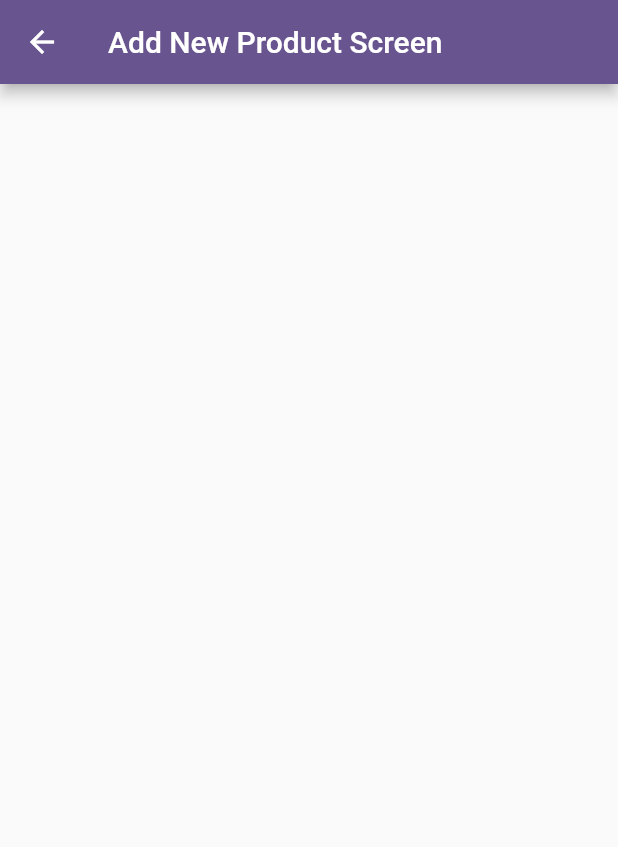
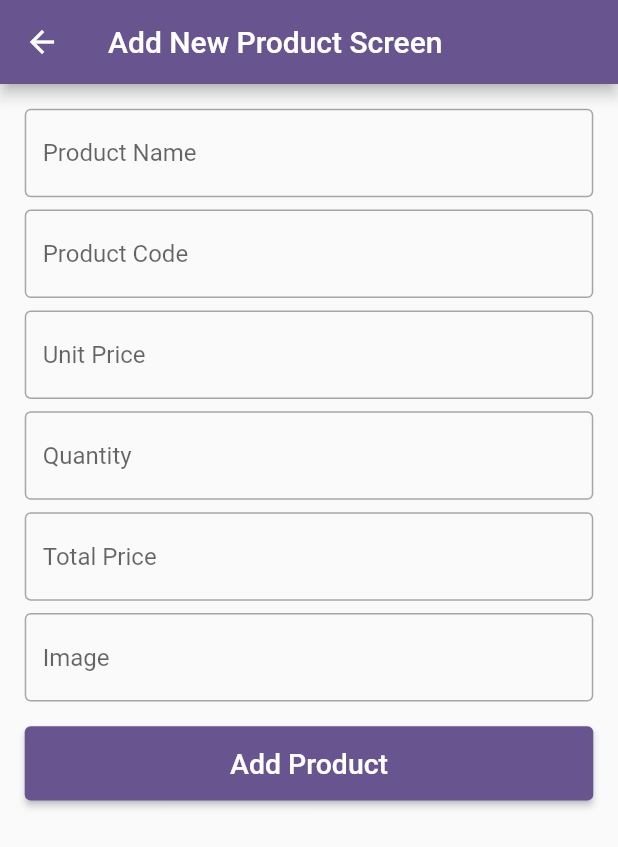
Before and after one commit to raihansikdar/flutter_crud_app_with_api, a Flutter app: the screen it shows after launch, after a tap on the "add" icon, on a phone screen of 412 x 824 dp. Shown: the top 847 px of the screen. Run offline on Flutter 3.47's test engine with Material 2 defaults, Android fonts, the phone set to English and light mode, and no system bars; network calls fail.

Commit message:
add_new_product_screen ui done

```diff
--- a/lib/add_new_product_screen.dart
+++ b/lib/add_new_product_screen.dart
@@ -10,10 +10,67 @@ class AddNewProductScreen extends StatefulWidget {
 class _AddNewProductScreenState extends State<AddNewProductScreen> {
   @override
   Widget build(BuildContext context) {
+    Size _size = MediaQuery.sizeOf(context);
     return Scaffold(
       appBar: AppBar(
         title: Text("Add New Product Screen"),
       ),
+      body: Container(
+        height: _size.height*0.99,
+        width: _size.width*93,
+        child: SingleChildScrollView(
+          child: Padding(
+            padding:  EdgeInsets.all(_size.height*.02),
+            child: Column(
+              children: [
+                TextFormField(
+                  decoration: const InputDecoration(
+                    hintText: "Product Name",
+                  ),
+                ),
+                SizedBox(height: _size.height*.01),
+                TextFormField(
+                  decoration: const InputDecoration(
+                    hintText: "Product Code",
+                  ),
+                ),
+                SizedBox(height: _size.height*.01),
+                TextFormField(
+                  decoration: const InputDecoration(
+                    hintText: "Unit Price",
+                  ),
+                ),
+                SizedBox(height: _size.height*.01),
+                TextFormField(
+                  decoration: const InputDecoration(
+                    hintText: "Quantity",
+                  ),
+                ),
+                SizedBox(height: _size.height*.01),
+                TextFormField(
+                  decoration: const InputDecoration(
+                    hintText: "Total Price",
+                  ),
+                ),
+                SizedBox(height: _size.height*.01),
+                TextFormField(
+                  decoration: const InputDecoration(
+                    hintText: "Image",
+                  ),
+                ),
+                SizedBox(height: _size.height*.02),
+                SizedBox(
+                  height: _size.height*0.06,
+                  width: double.infinity,
+                  child: ElevatedButton(
+                      onPressed: (){},
+                      child: Text("Add Product",style: TextStyle(fontSize: _size.height*0.023),)),
+                )
+              ],
+            ),
+          ),
+        ),
+      ),
     );
   }
 }
--- /dev/null
+++ b/lib/app.dart
@@ -0,0 +1,24 @@
+import 'package:flutter/material.dart';
+import 'package:flutter_crud_app_with_api/home_page.dart';
+
+class CrudApp extends StatelessWidget {
+  const CrudApp({super.key});
+
+  @override
+  Widget build(BuildContext context) {
+    return MaterialApp(
+      title: 'Flutter Demo',
+      debugShowCheckedModeBanner: false,
+      theme: ThemeData(
+        inputDecorationTheme: const InputDecorationTheme(
+            border: OutlineInputBorder(),
+            focusedBorder: OutlineInputBorder(
+              borderSide: BorderSide(color: Colors.red,width: 2),
+            )
+        ),
+        colorScheme: ColorScheme.fromSeed(seedColor: Colors.deepPurple),
+      ),
+      home: const HomePage(),
+    );
+  }
+}
--- a/lib/main.dart
+++ b/lib/main.dart
@@ -1,22 +1,6 @@
 import 'package:flutter/material.dart';
-import 'package:flutter_crud_app_with_api/home_page.dart';
+import 'package:flutter_crud_app_with_api/app.dart';
 
 void main() {
-  runApp(const MyApp());
+  runApp(const CrudApp());
 }
-
-class MyApp extends StatelessWidget {
-  const MyApp({super.key});
-
-  @override
-  Widget build(BuildContext context) {
-    return MaterialApp(
-      title: 'Flutter Demo',
-      debugShowCheckedModeBanner: false,
-      theme: ThemeData(
-        colorScheme: ColorScheme.fromSeed(seedColor: Colors.deepPurple),
-      ),
-      home: const HomePage(),
-    );
-  }
-}
```
Also changed, not shown: 1 other file.
